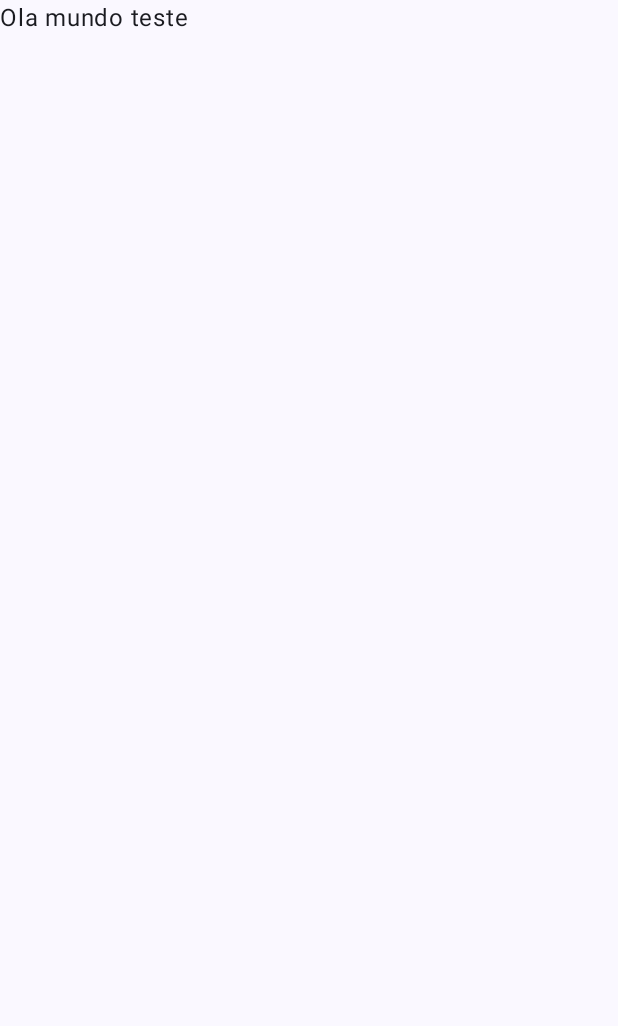
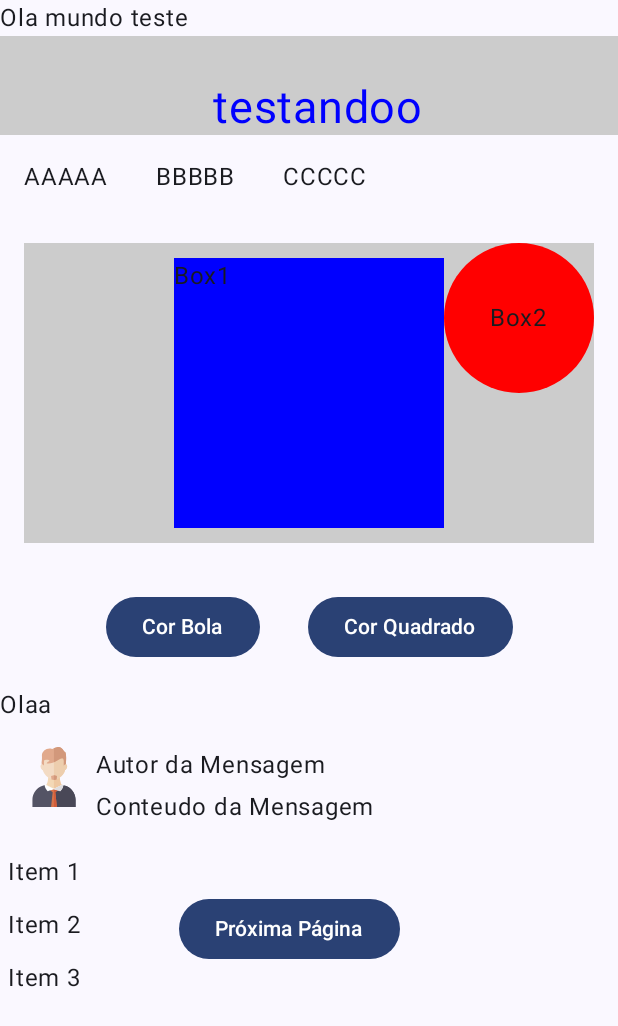
Before and after one commit to lucassaqua/cursoComposeUdemy, an Android app built with Jetpack Compose: the screen it shows after launch (MainActivity), on a phone screen of 412 x 824 dp. Before the commit the part shown is almost empty. Shown: the top 1026 px of the screen. Run offline under Robolectric (Android 15) with nearby library versions, the phone set to English and light mode, and no system bars.

Commit message:
trocar cores funcionando

```diff
--- a/app/src/main/java/com/lucascardoso/cursocomposeudemy/MainActivity.kt
+++ b/app/src/main/java/com/lucascardoso/cursocomposeudemy/MainActivity.kt
@@ -5,14 +5,37 @@ import android.util.Log
 import androidx.activity.ComponentActivity
 import androidx.activity.compose.setContent
 import androidx.activity.enableEdgeToEdge
+import androidx.compose.foundation.Image
+import androidx.compose.foundation.background
+import androidx.compose.foundation.layout.Arrangement
+import androidx.compose.foundation.layout.Box
+import androidx.compose.foundation.layout.Column
+import androidx.compose.foundation.layout.Row
+import androidx.compose.foundation.layout.Spacer
 import androidx.compose.foundation.layout.fillMaxSize
+import androidx.compose.foundation.layout.fillMaxWidth
+import androidx.compose.foundation.layout.height
 import androidx.compose.foundation.layout.padding
+import androidx.compose.foundation.layout.size
+import androidx.compose.foundation.layout.width
+import androidx.compose.foundation.shape.CircleShape
+import androidx.compose.material3.Button
 import androidx.compose.material3.Scaffold
 import androidx.compose.material3.Text
 import androidx.compose.runtime.Composable
+import androidx.compose.ui.Alignment
 import androidx.compose.ui.Modifier
+import androidx.compose.ui.draw.clip
+import androidx.compose.ui.graphics.Color
+import androidx.compose.ui.res.painterResource
+
+import androidx.compose.ui.text.style.TextAlign
 import androidx.compose.ui.tooling.preview.Preview
+import androidx.compose.ui.unit.TextUnit
+import androidx.compose.ui.unit.dp
+import androidx.compose.ui.unit.sp
 import com.lucascardoso.cursocomposeudemy.ui.theme.CursoComposeUdemyTheme
+import androidx.compose.runtime.*
 
 class MainActivity : ComponentActivity() {
     override fun onCreate(savedInstanceState: Bundle?) {
@@ -20,6 +43,7 @@ class MainActivity : ComponentActivity() {
         enableEdgeToEdge()
         setContent {
             Principal()
+            //ChangeBoxColorExample()
 
 
 
@@ -41,8 +65,50 @@ fun Principal(){
                 modifier = Modifier.padding(innerPadding)
             )*/
             Log.i("innerPadding - ", "innerPadding - $innerPadding")
-            Textcustomizado("Ola mundo teste",
-                modifier =  Modifier.padding(innerPadding))
+
+            Column(
+                modifier = Modifier
+                    .fillMaxSize() // pega todoo espaço em tela
+            ){
+                Textcustomizado("Ola mundo teste",
+                    modifier =  Modifier.padding(innerPadding))
+
+                Row(
+                    modifier = Modifier
+                        .fillMaxWidth() // Pega todoo espaço horizontal
+                        .background(Color.LightGray), // Apenas para visualização
+                    horizontalArrangement = Arrangement.Center, // Centraliza no eixo horizontal
+                    //verticalAlignment = Alignment.CenterVertically // Centraliza no eixo vertical
+                ) {
+                    Text(text = "testandoo ", modifier = Modifier.padding(
+                        start = 20.dp,
+                        top = 30.dp,
+                        //end = 24.dp,
+                        //bottom = 32.dp
+                    ), color = Color.Blue,
+                        fontSize = 30.sp,
+
+                        )
+                }
+
+
+                Row{
+                    Text(text = "AAAAA", modifier = Modifier.padding(16.dp))
+                    Text(text = "BBBBB", modifier = Modifier.padding(16.dp))
+                    Text(text = "CCCCC", modifier = Modifier.padding(16.dp))
+
+                }
+
+                NotificationBage()
+                Text( text = "Olaa" )
+
+                CardMesagem()
+                TesteModifier()
+
+
+            }
+
+
         }
     }
 }
@@ -80,9 +146,113 @@ fun TextCustomizadoPreview() {
 }
 */
 
+@Composable
+fun NotificationBage(){
+    var quadradoColor by remember { mutableStateOf(Color.Blue) }
+    var circuloColor by remember { mutableStateOf(Color.Red) }
+
+    Box(modifier = Modifier
+        .padding(16.dp)
+        .background(color = Color.LightGray)
+        //.size(60.dp)
+        .fillMaxWidth()
+        .size(200.dp),
+        contentAlignment = Alignment.Center,
+        ){
+        //Text(text = "Box Pai", color = Color.Green)
+
+
+        Box(modifier = Modifier.background(color = quadradoColor,
+            )
+            .size(180.dp)){
+            Text(text = "Box1")
+        }
+        // O elemento q ira sobrepor o outro precisa ser chamado depois
+        Box(modifier = Modifier
+            .size(100.dp)
+            .clip(CircleShape) // faz o circulo
+            .background(color = circuloColor)
+            .align(Alignment.TopEnd)    ,
+            contentAlignment = Alignment.Center
+            ){
+            Text(text = "Box2")
+        }
+    }
+    Row(modifier = Modifier.fillMaxWidth() , //.align(Alignment.TopEnd,
+        horizontalArrangement = Arrangement.Center ){
+        Button(
+            onClick = {
+                circuloColor = if (circuloColor == Color.Blue) Color.Green else Color.Blue
+            }, modifier = Modifier //.fillMaxWidth()
+                .padding(16.dp)
+        ){
+            Text(text = "Cor Bola")
+        }
+        Button(
+            onClick = {
+                quadradoColor = if (quadradoColor == Color.Red) Color.Yellow else Color.Red
+            }, modifier = Modifier //.fillMaxWidth()
+                .padding(16.dp)
+        ){
+            Text(text = "Cor Quadrado")
+        }
+
+    }
+
+}
+
+
+@Composable
+fun CardMesagem(){
+    Row(modifier = Modifier.padding(16.dp)){
+        Image(painter = painterResource(id = R.drawable.avatar_svgrepo_com),
+            contentDescription = "AAAAA",
+            modifier = Modifier.size(40.dp)
+            )
+
+        Spacer(modifier = Modifier.width(8.dp))
+        Column {
+            Text(text = "Autor da Mensagem")
+            Spacer(modifier = Modifier.height(4.dp))
+            Text(text = "Conteudo da Mensagem")
+
+        }
+    }
+}
+
+@Composable
+fun TesteModifier(){
+    Row(modifier = Modifier.fillMaxWidth()){
+        Column{
+            Text(text = "Item 1",
+                modifier = Modifier.padding(top = 3.dp, bottom = 8.dp, start = 5.dp, end = 9.dp))
+
+            Text(text = "Item 2",
+                modifier = Modifier.padding(top = 3.dp, bottom = 8.dp, start = 5.dp, end = 9.dp))
+
+            Text(text = "Item 3",
+                modifier = Modifier.padding(top = 3.dp, bottom = 8.dp, start = 5.dp, end = 9.dp))
+        }
+
+        Spacer(modifier = Modifier.width(40.dp))
+
+        Button(
+            onClick = {
+                /*todo*/
+            }, modifier = Modifier
+                .padding(16.dp).align(Alignment.CenterVertically)
+        ){
+            Text(text = "Próxima Página")
+        }
+
+
+    }
+
+}
+
+
 @Preview(showBackground = true)
 @Composable
 fun PricipalPreview() {
     Principal()
-
 }
--- /dev/null
+++ b/app/src/main/res/drawable/avatar_svgrepo_com.xml
@@ -0,0 +1,60 @@
+<vector xmlns:android="http://schemas.android.com/apk/res/android"
+    android:width="800dp"
+    android:height="800dp"
+    android:viewportWidth="333.82"
+    android:viewportHeight="333.82">
+  <path
+      android:pathData="M250.1,238.26c-18.67,-6.68 -51.46,-11.74 -51.46,-81.38h-29.23h-5h-29.23c0,69.64 -32.79,74.69 -51.46,81.38c0,47.37 68.83,48.82 80.69,53.24v1.54c0,0 0.92,-0.19 2.5,-0.68c1.58,0.49 2.5,0.68 2.5,0.68v-1.54C181.26,287.09 250.1,285.63 250.1,238.26z"
+      android:fillColor="#F3D8B6"/>
+  <path
+      android:pathData="M198.64,156.89h-29.23h-2.83v135.57c0.11,-0.03 0.22,-0.06 0.33,-0.1c1.58,0.49 2.5,0.68 2.5,0.68V291.5c11.86,-4.41 80.69,-5.87 80.69,-53.24C231.43,231.58 198.64,226.53 198.64,156.89z"
+      android:fillColor="#EEC8A2"/>
+  <path
+      android:pathData="M222.45,129.1a17.19,10.05 110.75,1 0,12.18 -32.14a17.19,10.05 110.75,1 0,-12.18 32.14z"
+      android:fillColor="#EDCEAE"/>
+  <path
+      android:pathData="M98.1,96.95a17.19,10.05 69.25,1 0,12.18 32.14a17.19,10.05 69.25,1 0,-12.18 -32.14z"
+      android:fillColor="#F3DBC4"/>
+  <path
+      android:pathData="M166.91,180.73c-27.45,0 -48.41,-23.12 -57.8,-40.46s-15.89,-79.44 4.34,-106.9c19.81,-26.88 53.46,-13.84 53.46,-13.84s33.65,-13.05 53.46,13.84c20.23,27.45 13.73,89.56 4.34,106.9C215.31,157.61 194.36,180.73 166.91,180.73z"
+      android:fillColor="#F3DBC4"/>
+  <path
+      android:pathData="M220.37,33.38c-19.81,-26.88 -53.46,-13.84 -53.46,-13.84s-0.12,-0.05 -0.34,-0.12v161.3c0.11,0 0.22,0.01 0.34,0.01c27.45,0 48.4,-23.12 57.79,-40.46C234.09,122.94 240.6,60.83 220.37,33.38z"
+      android:fillColor="#EDCEAE"/>
+  <path
+      android:pathData="M286.89,293.13v40.68H46.93v-40.68c0,-30.43 17.38,-56.96 40.6,-70.91c6.04,-3.64 19.69,-7.43 26.84,-9.2c5.95,-1.49 53.44,22.73 53.44,22.73s48.67,-23.22 54.63,-21.73c7.15,1.77 17.8,4.55 23.84,8.2C269.51,236.17 286.89,262.7 286.89,293.13z"
+      android:fillColor="#545465"/>
+  <path
+      android:pathData="M246.29,222.22c-6.04,-3.64 -16.69,-6.43 -23.84,-8.2c-5.95,-1.49 -54.63,21.73 -54.63,21.73s-0.44,-0.22 -1.24,-0.63v98.69H286.89v-40.68C286.89,262.7 269.51,236.17 246.29,222.22z"
+      android:fillColor="#494857"/>
+  <path
+      android:pathData="M188.57,240.37l-21.67,-6.83l-21.67,6.83l14.31,10.99l-8.98,82.45l32.67,0l-8.98,-82.45z"
+      android:fillColor="#D7734A"/>
+  <path
+      android:pathData="M188.57,240.37l-21.67,-6.83l-0.33,0.11l0,100.17l16.67,0l-8.98,-82.45z"
+      android:fillColor="#D35D3B"/>
+  <path
+      android:pathData="M215.07,209.25l-48.17,23.44l-48.17,-23.44c-11.5,5.5 10.4,38.44 14.83,36.83c10.96,-3.96 33.33,-10.33 33.33,-10.33s22.37,6.37 33.33,10.33C204.68,247.68 226.57,214.75 215.07,209.25z"
+      android:fillColor="#FFFFFF"/>
+  <path
+      android:pathData="M215.07,209.25l-48.17,23.44l-0.33,-0.16v3.32c0.21,-0.06 0.33,-0.09 0.33,-0.09s22.37,6.37 33.33,10.33C204.68,247.68 226.57,214.75 215.07,209.25z"
+      android:fillColor="#DEDDE0"/>
+  <path
+      android:pathData="M183.07,160.79l-16.45,-3.91l-15.88,3.91l2.28,20.54c4.3,1.75 8.95,2.79 13.89,2.79c4.94,0 9.59,-1.04 13.88,-2.79L183.07,160.79z"
+      android:fillColor="#E1A98C"/>
+  <path
+      android:pathData="M166.62,156.89l-0.05,0.01v27.22c0.11,0 0.22,0.01 0.33,0.01c4.94,0 9.59,-1.04 13.88,-2.79l2.28,-20.54L166.62,156.89z"
+      android:fillColor="#D2987B"/>
+  <path
+      android:pathData="M223.57,25.32c-2.16,0.08 -12.28,-31.3 -39.28,-24.3c-18.54,4.81 -20.88,7.42 -28.12,9.46c-29.41,-9.01 -57.54,14.47 -56.49,36.49c1.76,37.07 -4.78,36.51 -0.29,49.45s8.47,23.41 8.47,23.41s1,3.57 2.99,-16.85s-4.7,-31.38 11.14,-31.38c52.45,0 -19.7,20.37 13.95,20.37c33.39,0 59.2,-27.38 74.92,-29.37c15.72,-1.99 9.15,19.96 11.14,40.38s2.99,16.85 2.99,16.85s8.92,-9.71 8.47,-23.41C232.92,80.97 239.8,24.72 223.57,25.32z"
+      android:fillColor="#E1A98C"/>
+  <path
+      android:pathData="M223.57,25.32c-2.16,0.08 -12.28,-31.3 -39.28,-24.3c-8.81,2.28 -13.96,4.07 -17.71,5.54V84.84c18.76,-8.26 33.77,-20.91 44.27,-22.24c15.72,-1.99 9.15,19.96 11.14,40.38c1.99,20.42 2.99,16.85 2.99,16.85s8.92,-9.71 8.47,-23.41C232.92,80.97 239.8,24.72 223.57,25.32z"
+      android:fillColor="#D2987B"/>
+  <path
+      android:pathData="M222.45,129.1a17.19,10.05 110.75,1 0,12.18 -32.14a17.19,10.05 110.75,1 0,-12.18 32.14z"
+      android:fillColor="#EDCEAE"/>
+  <path
+      android:pathData="M98.1,96.95a17.19,10.05 69.25,1 0,12.18 32.14a17.19,10.05 69.25,1 0,-12.18 -32.14z"
+      android:fillColor="#F3DBC4"/>
+</vector>
```
Also changed, not shown: app/src/main/ic_launcher-playstore.png (added).
